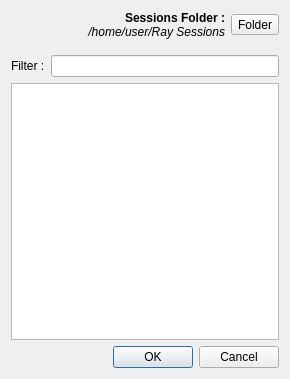
Houston4444/RaySession, file resources/ui/open_session.ui: the form before one commit.
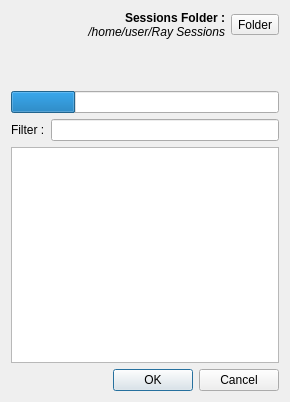
The form after the commit. Icons and pictures are not drawn. Custom widgets are drawn as their Qt base class.

Commit message: better list session progress view

The edit to the form file:
```diff
--- a/resources/ui/open_session.ui
+++ b/resources/ui/open_session.ui
@@ -10,7 +10,7 @@
     <x>0</x>
     <y>0</y>
     <width>290</width>
-    <height>379</height>
+    <height>402</height>
    </rect>
   </property>
   <property name="windowTitle">
@@ -70,20 +70,57 @@
     </layout>
    </item>
    <item>
-    <spacer name="verticalSpacer">
+    <widget class="QWidget" name="widgetSpacer" native="true">
+     <layout class="QVBoxLayout" name="verticalLayout_3">
+      <property name="spacing">
+       <number>0</number>
+      </property>
+      <property name="topMargin">
+       <number>0</number>
+      </property>
+      <property name="bottomMargin">
+       <number>0</number>
+      </property>
+      <item>
+       <spacer name="verticalSpacer_2">
      <property name="orientation">
       <enum>Qt::Vertical</enum>
      </property>
      <property name="sizeType">
-      <enum>QSizePolicy::Fixed</enum>
+         <enum>QSizePolicy::Minimum</enum>
      </property>
      <property name="sizeHint" stdset="0">
       <size>
        <width>20</width>
-       <height>10</height>
+          <height>40</height>
       </size>
      </property>
     </spacer>
+      </item>
+     </layout>
+    </widget>
+   </item>
+   <item>
+    <widget class="QProgressBar" name="progressBar">
+     <property name="value">
+      <number>24</number>
+     </property>
+     <property name="textVisible">
+      <bool>false</bool>
+     </property>
+     <property name="orientation">
+      <enum>Qt::Horizontal</enum>
+     </property>
+     <property name="invertedAppearance">
+      <bool>false</bool>
+     </property>
+     <property name="textDirection">
+      <enum>QProgressBar::BottomToTop</enum>
+     </property>
+     <property name="format">
+      <string>%p%</string>
+     </property>
+    </widget>
    </item>
    <item>
     <layout class="QHBoxLayout" name="horizontalLayout_2">
```
Lines whose indentation alone changed are shown as unchanged. The commit also changes 3 other files.
